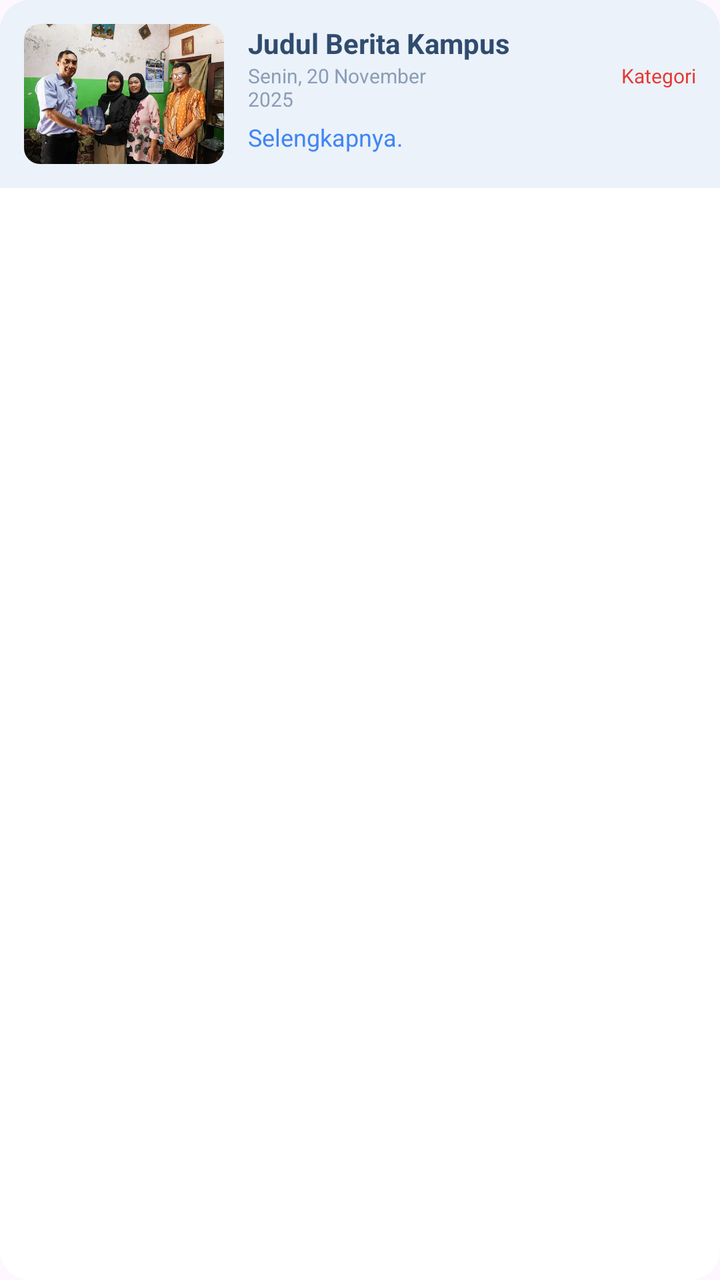
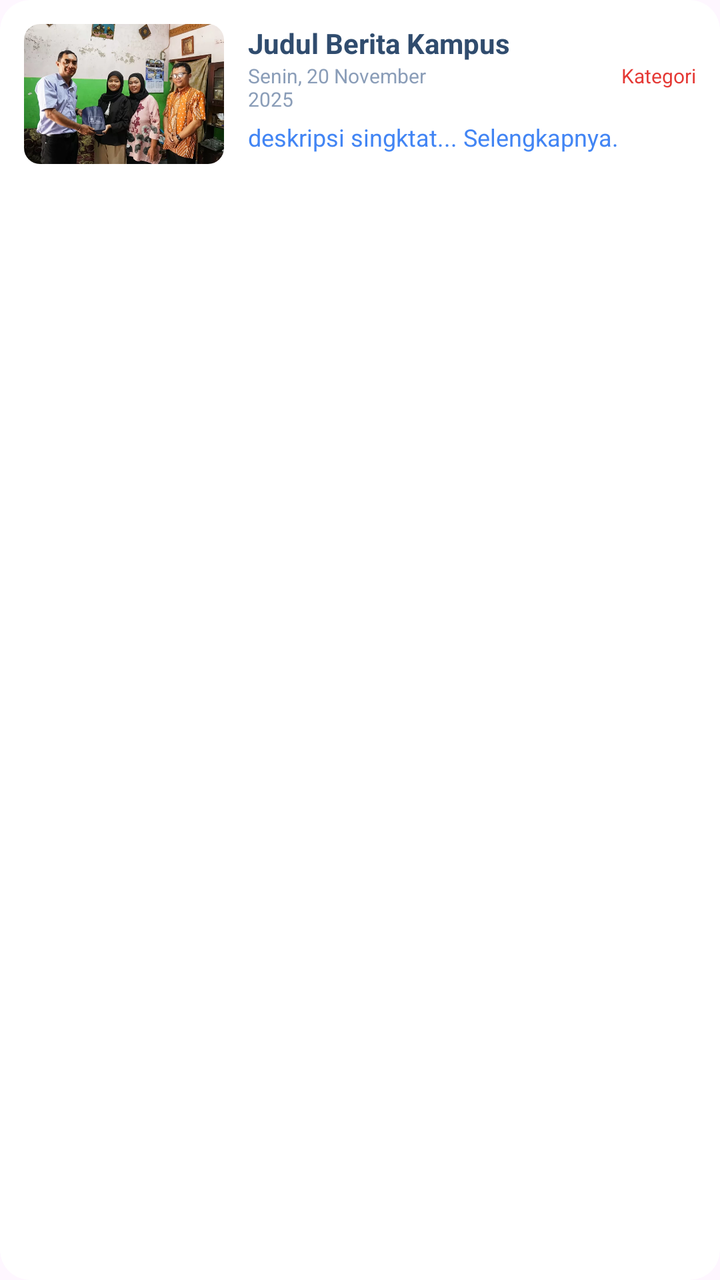

Two renders of the same Android screen: before a commit and after it. Below are the layout's source before the change and the commit's diff.
<!-- AndroidManifest.xml: application theme Theme.Ftaks -->
<!-- res/layout/item_berita.xml -->
<?xml version="1.0" encoding="utf-8"?>
<androidx.cardview.widget.CardView
    xmlns:android="http://schemas.android.com/apk/res/android"
    xmlns:app="http://schemas.android.com/apk/res-auto"
    android:layout_width="match_parent"
    android:layout_height="wrap_content"
    android:foreground="?attr/selectableItemBackground"
    android:clickable="true"
    android:focusable="true"
    app:cardCornerRadius="15dp"
    app:cardElevation="0dp"
    android:layout_marginBottom="16dp"
    app:strokeWidth="1dp"
    app:strokeColor="@color/login_text_title">

    <LinearLayout
        android:layout_width="match_parent"
        android:layout_height="wrap_content"
        android:orientation="horizontal"
        android:padding="12dp"
        android:background="@color/home_item_background_blue">

        <androidx.cardview.widget.CardView
            android:layout_width="100dp"
            android:layout_height="70dp"
            app:cardCornerRadius="8dp"
            app:cardElevation="0dp">
            <ImageView
                android:id="@+id/iv_thumbnail"
                android:layout_width="match_parent"
                android:layout_height="match_parent"
                android:scaleType="centerCrop"
                android:src="@drawable/img_berita_1"/>
        </androidx.cardview.widget.CardView>

        <LinearLayout
            android:layout_width="match_parent"
            android:layout_height="wrap_content"
            android:orientation="vertical"
            android:layout_marginStart="12dp"
            android:gravity="center_vertical">

            <TextView
                android:id="@+id/tv_judul_berita"
                android:layout_width="wrap_content"
                android:layout_height="wrap_content"
                android:text="Judul Berita Kampus"
                android:textColor="@color/login_text_title"
                android:textStyle="bold"
                android:textSize="14sp"
                android:maxLines="2"
                android:ellipsize="end"/>
            <LinearLayout
                android:layout_width="match_parent"
                android:layout_height="wrap_content"
                android:orientation="horizontal">

                <TextView
                    android:id="@+id/tv_tanggal_berita"
                    android:layout_width="0dp"
                    android:layout_height="wrap_content"
                    android:layout_weight="1"
                    android:text="Senin, 20 November 2025"
                    android:textColor="@color/home_text_secondary"
                    android:textSize="10sp" />

                <TextView
                    android:id="@+id/tv_kategori_berita"
                    android:layout_width="0dp"
                    android:layout_height="wrap_content"
                    android:layout_weight="1"
                    android:gravity="end"
                    android:text="Kategori"
                    android:textColor="@color/home_tag_red"
                    android:textSize="10sp" />
            </LinearLayout>

            <TextView
                android:id="@+id/tv_deskripsiSingkat"
                android:layout_width="wrap_content"
                android:layout_height="wrap_content"
                android:text="Selengkapnya."
                android:textColor="#4285F4"
                android:textSize="12sp"
                android:layout_marginTop="4dp"/>
        </LinearLayout>
    </LinearLayout>
</androidx.cardview.widget.CardView>
<!-- resources referenced by this layout -->
<resources>
  <color name="home_item_background_blue">#EBF2F9</color>
  <color name="home_tag_red">#E53935</color>
  <color name="home_text_secondary">#8A9DB8</color>
  <color name="login_text_title">#304C6E</color>
  <!-- drawable img_berita_1: png bitmap (drawable, 725678 bytes) -->
  <style name="Theme.Ftaks" parent="Base.Theme.Ftaks" />
  <style name="Base.Theme.Ftaks" parent="Theme.Material3.DayNight.NoActionBar">
          
          
      </style>
</resources>

<!-- the commit's change to res/layout/item_berita.xml (unified diff, before → after) -->
@@ -11,14 +11,14 @@
     app:cardElevation="0dp"
     android:layout_marginBottom="16dp"
     app:strokeWidth="1dp"
+    app:cardBackgroundColor="@color/white"
     app:strokeColor="@color/login_text_title">
 
     <LinearLayout
         android:layout_width="match_parent"
         android:layout_height="wrap_content"
         android:orientation="horizontal"
-        android:padding="12dp"
-        android:background="@color/home_item_background_blue">
+        android:padding="12dp">
 
         <androidx.cardview.widget.CardView
             android:layout_width="100dp"
@@ -79,9 +79,10 @@
                 android:id="@+id/tv_deskripsiSingkat"
                 android:layout_width="wrap_content"
                 android:layout_height="wrap_content"
-                android:text="Selengkapnya."
+                android:text="deskripsi singktat... Selengkapnya."
                 android:textColor="#4285F4"
                 android:textSize="12sp"
+                android:justificationMode="inter_word"
                 android:layout_marginTop="4dp"/>
         </LinearLayout>
     </LinearLayout>
<!-- resource entries referenced after the edit -->
@@ -1,9 +1,9 @@
 <!-- resources referenced by this layout -->
 <resources>
-  <color name="home_item_background_blue">#EBF2F9</color>
   <color name="home_tag_red">#E53935</color>
   <color name="home_text_secondary">#8A9DB8</color>
   <color name="login_text_title">#304C6E</color>
+  <color name="white">#FFFFFFFF</color>
   <!-- drawable img_berita_1: png bitmap (drawable, 725678 bytes) -->
   <style name="Theme.Ftaks" parent="Base.Theme.Ftaks" />
   <style name="Base.Theme.Ftaks" parent="Theme.Material3.DayNight.NoActionBar">
